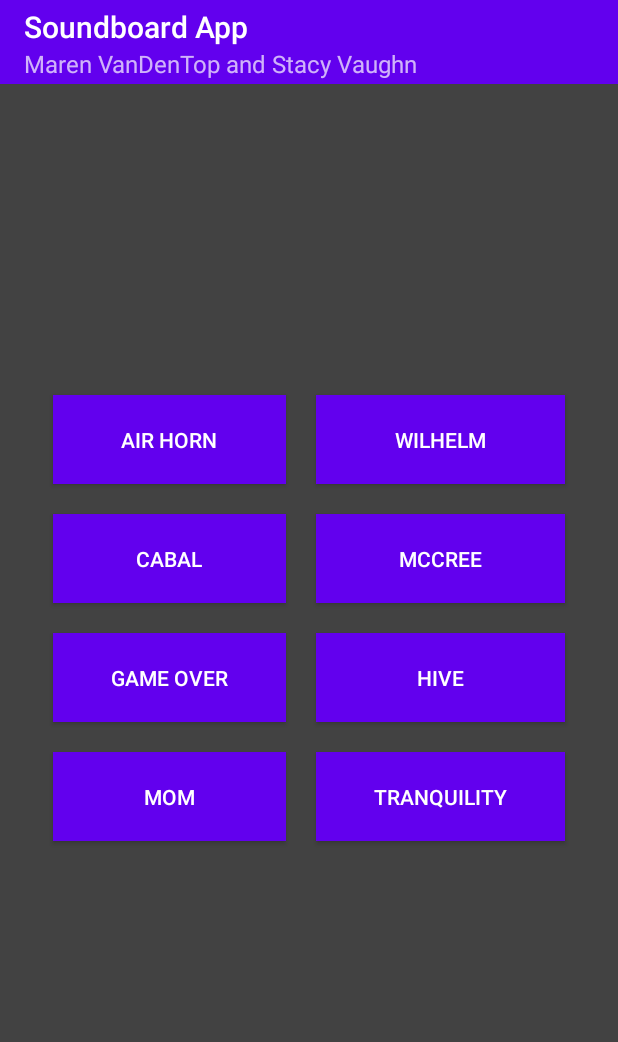
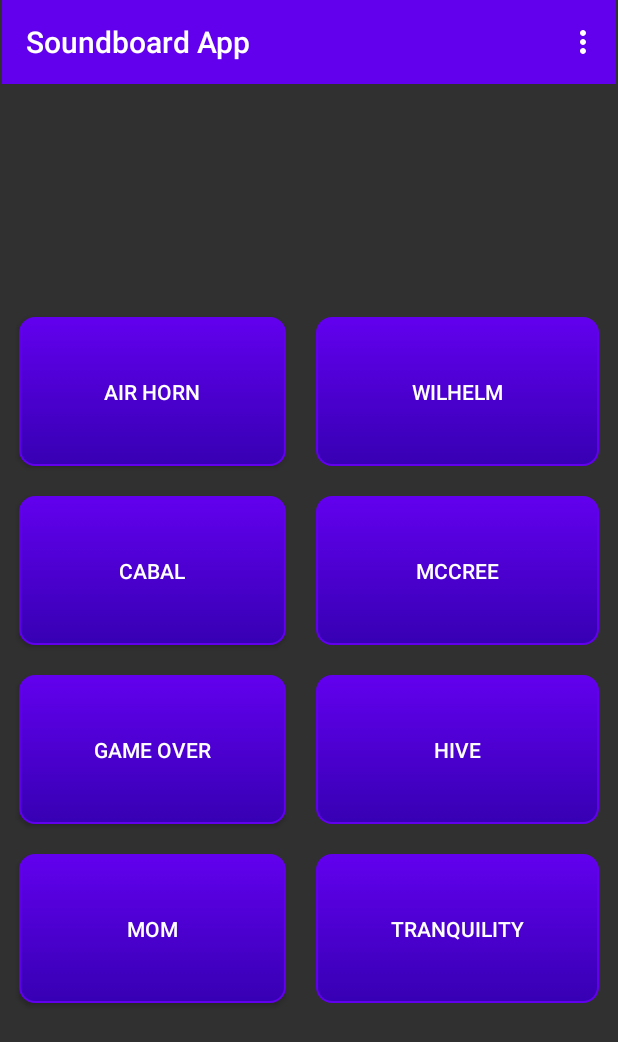
Before and after one commit to LeMernbag/CIS293_Soundboard, an Android app: the layout activity_main.xml on its own in the app's theme, with its tools: preview values and no code run, on a phone screen of 412 x 824 dp. Shown: the top 1042 px of the screen. Run offline under Robolectric (Android 15) with nearby library versions, the phone set to English and light mode, and no system bars.

Commit message:
Added Toolbar and button design
Added toolbar with menu and linked button design to the button.xml file

```diff
--- a/src/main/res/layout/activity_main.xml
+++ b/src/main/res/layout/activity_main.xml
@@ -2,19 +2,22 @@
 <androidx.constraintlayout.widget.ConstraintLayout xmlns:android="http://schemas.android.com/apk/res/android"
     xmlns:app="http://schemas.android.com/apk/res-auto"
     xmlns:tools="http://schemas.android.com/tools"
-    android:background="@color/cardview_dark_background"
     android:layout_width="match_parent"
     android:layout_height="match_parent"
-    tools:context=".MainActivity">
+    tools:context=".MainActivity"
+    android:background="#303030">
+
     <TableLayout
         android:id="@+id/ll_main_layout"
-        android:layout_width="match_parent"
-        android:layout_height="match_parent"
+        android:layout_width="407dp"
+        android:layout_height="614dp"
         android:gravity="center"
         android:orientation="vertical"
-        android:padding="25dp"
-
-        android:stretchColumns="*">
+        android:stretchColumns="*"
+        app:layout_constraintBottom_toBottomOf="parent"
+        app:layout_constraintEnd_toEndOf="parent"
+        app:layout_constraintStart_toStartOf="parent"
+        app:layout_constraintTop_toBottomOf="@+id/toolbar">
 
         <TableRow>
 
@@ -23,107 +26,112 @@
                 android:layout_width="wrap_content"
                 android:layout_height="wrap_content"
                 android:layout_column="0"
-                    android:background="@color/colorPrimary"
-                    android:padding="20dp"
+                android:layout_margin="10dp"
+                android:background="@drawable/button"
+                android:onClick="playSound"
+                android:padding="40dp"
                 android:text="@string/button_1"
-                    android:layout_margin="10dp"
-                    android:textColor="#ffffff"
-                    android:onClick="playSound"/>
+                android:textColor="#ffffff" />
 
             <Button
                 android:id="@+id/button2"
                 android:layout_width="wrap_content"
                 android:layout_height="wrap_content"
                 android:layout_column="0"
-                    android:background="@color/colorPrimary"
-                    android:padding="20dp"
                 android:layout_margin="10dp"
+                android:background="@drawable/button"
+                android:onClick="playSound"
+                android:padding="40dp"
                 android:text="@string/button_2"
-                    android:textColor="#ffffff"
-                    android:onClick="playSound" />
+                android:textColor="#ffffff" />
         </TableRow>
 
         <TableRow>
+
             <Button
                 android:id="@+id/button3"
                 android:layout_width="wrap_content"
                 android:layout_height="wrap_content"
                 android:layout_column="0"
-                    android:background="@color/colorPrimary"
-                    android:padding="20dp"
                 android:layout_margin="10dp"
-                    android:text="@string/button_3"
-                    android:textColor="#ffffff"
-                    android:onClick="playSound"/>
+                android:background="@drawable/button"
+                android:onClick="playSound"
+                android:padding="40dp"
+                android:text="Cabal"
+                android:textColor="#ffffff" />
 
             <Button
                 android:id="@+id/button4"
                 android:layout_width="wrap_content"
                 android:layout_height="wrap_content"
                 android:layout_column="0"
-                    android:background="@color/colorPrimary"
-                    android:padding="20dp"
                 android:layout_margin="10dp"
-                    android:text="@string/button_4"
-                    android:textColor="#ffffff"
-                    android:onClick="playSound"/>
+                android:background="@drawable/button"
+                android:onClick="playSound"
+                android:padding="40dp"
+                android:text="McCree"
+                android:textColor="#ffffff" />
         </TableRow>
+
         <TableRow>
+
             <Button
                 android:id="@+id/button5"
                 android:layout_width="wrap_content"
                 android:layout_height="wrap_content"
                 android:layout_column="0"
-                    android:background="@color/colorPrimary"
-                    android:padding="20dp"
                 android:layout_margin="10dp"
-                    android:text="@string/button_5"
-                    android:textColor="#ffffff"
-                    android:onClick="playSound"/>
+                android:background="@drawable/button"
+                android:onClick="playSound"
+                android:padding="40dp"
+                android:text="Game Over"
+                android:textColor="#ffffff" />
 
             <Button
                 android:id="@+id/button6"
                 android:layout_width="wrap_content"
                 android:layout_height="wrap_content"
                 android:layout_column="0"
-                    android:background="@color/colorPrimary"
-                    android:padding="20dp"
                 android:layout_margin="10dp"
-                    android:text="@string/button_6"
-                    android:textColor="#ffffff"
-                    android:onClick="playSound"/>
+                android:background="@drawable/button"
+                android:onClick="playSound"
+                android:padding="40dp"
+                android:text="Hive"
+                android:textColor="#ffffff" />
         </TableRow>
+
         <TableRow>
+
             <Button
                 android:id="@+id/button7"
                 android:layout_width="wrap_content"
                 android:layout_height="wrap_content"
                 android:layout_column="0"
-                    android:background="@color/colorPrimary"
-                    android:padding="20dp"
                 android:layout_margin="10dp"
-                    android:text="@string/button_7"
-                    android:textColor="#ffffff"
-                    android:onClick="playSound"/>
+                android:background="@drawable/button"
+                android:onClick="playSound"
+                android:padding="40dp"
+                android:text="Mom"
+                android:textColor="#ffffff" />
 
             <Button
                 android:id="@+id/button8"
                 android:layout_width="wrap_content"
                 android:layout_height="wrap_content"
                 android:layout_column="0"
-                    android:background="@color/colorPrimary"
-                    android:padding="20dp"
                 android:layout_margin="10dp"
-                    android:text="@string/button_8"
-                    android:textColor="#ffffff"
-                    android:onClick="playSound"/>
+                android:background="@drawable/button"
+                android:onClick="playSound"
+                android:padding="40dp"
+                android:text="Tranquility"
+                android:textColor="#ffffff" />
         </TableRow>
 
     </TableLayout>
 
     <androidx.appcompat.widget.Toolbar
         android:id="@+id/toolbar"
-        android:layout_width="match_parent"
+        android:layout_width="409dp"
         android:layout_height="wrap_content"
         android:background="?attr/colorPrimary"
         android:minHeight="?attr/actionBarSize"
@@ -131,6 +139,7 @@
         app:layout_constraintEnd_toEndOf="parent"
         app:layout_constraintStart_toStartOf="parent"
         app:layout_constraintTop_toTopOf="parent"
-        app:subtitle="Maren VanDenTop and Stacy Vaughn"
+        app:menu="@menu/menu_main"
         app:title="Soundboard App" />
+
 </androidx.constraintlayout.widget.ConstraintLayout>
```
Lines whose indentation alone changed are shown as unchanged.
